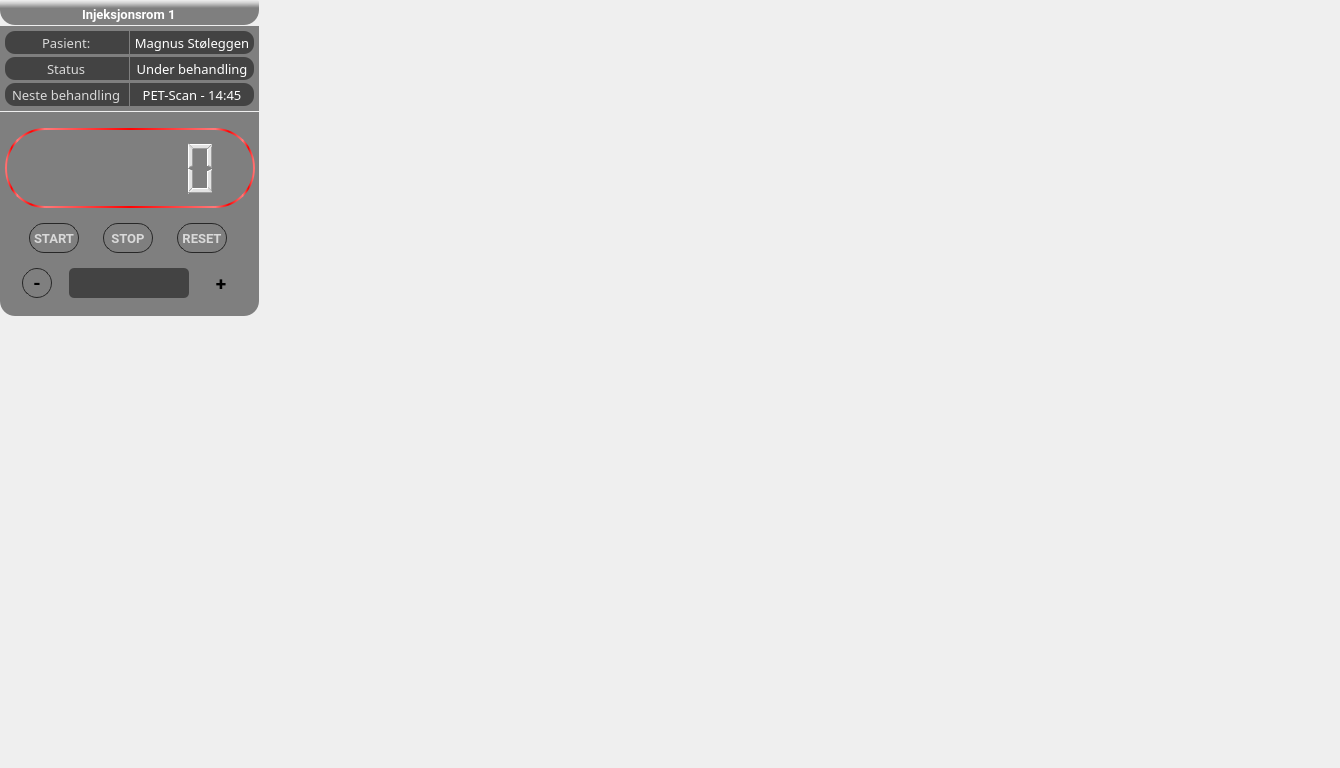
Mgnsoscar/Tidssky, file Images/ui_room.ui: the form before one commit.
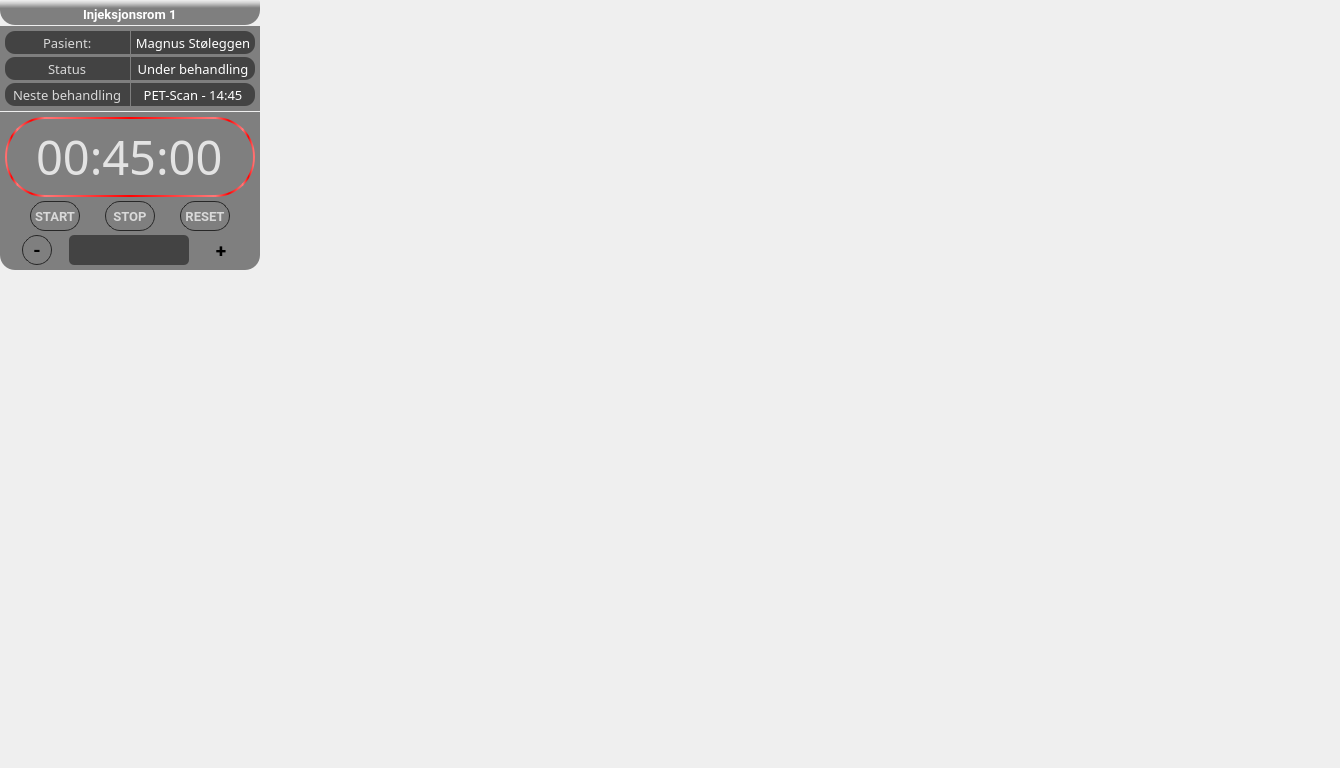
The form after the commit.

The edit to the form file:
```diff
--- a/Images/ui_room.ui
+++ b/Images/ui_room.ui
@@ -13,6 +13,9 @@
   <property name="windowTitle">
    <string>MainWindow</string>
   </property>
+  <property name="styleSheet">
+   <string notr="true">border:none;</string>
+  </property>
   <widget class="QWidget" name="centrawidget">
    <property name="styleSheet">
     <string notr="true">background:none;
@@ -23,8 +26,8 @@
      <rect>
       <x>0</x>
       <y>0</y>
-      <width>259</width>
-      <height>316</height>
+      <width>260</width>
+      <height>270</height>
      </rect>
     </property>
     <property name="minimumSize">
@@ -510,7 +513,7 @@
         <property name="bottomMargin">
          <number>5</number>
         </property>
-        <item alignment="Qt::AlignHCenter">
+        <item alignment="Qt::AlignVCenter">
          <widget class="QFrame" name="timerframe">
           <property name="minimumSize">
            <size>
@@ -536,22 +539,37 @@
           <property name="frameShadow">
            <enum>QFrame::Raised</enum>
           </property>
-          <layout class="QVBoxLayout" name="verticalLayout_49">
-           <item>
-            <widget class="QLCDNumber" name="lcdtime">
+          <layout class="QHBoxLayout" name="horizontalLayout">
+           <property name="spacing">
+            <number>0</number>
+           </property>
+           <property name="leftMargin">
+            <number>0</number>
+           </property>
+           <property name="topMargin">
+            <number>0</number>
+           </property>
+           <property name="rightMargin">
+            <number>0</number>
+           </property>
+           <property name="bottomMargin">
+            <number>0</number>
+           </property>
+           <item alignment="Qt::AlignHCenter|Qt::AlignVCenter">
+            <widget class="QLabel" name="label">
+             <property name="font">
+              <font>
+               <family>Roboto Cn</family>
+               <pointsize>35</pointsize>
+               <kerning>false</kerning>
+              </font>
+             </property>
              <property name="styleSheet">
-              <string notr="true">background:none;
-border:none;
-color: rgba(255, 255, 255, 200);</string>
+              <string notr="true">color: rgba(255, 255, 255, 200);
+border:none;</string>
              </property>
-             <property name="frameShape">
-              <enum>QFrame::NoFrame</enum>
-             </property>
-             <property name="digitCount">
-              <number>6</number>
-             </property>
-             <property name="segmentStyle">
-              <enum>QLCDNumber::Filled</enum>
+             <property name="text">
+              <string>00:45:00</string>
              </property>
             </widget>
            </item>
```
